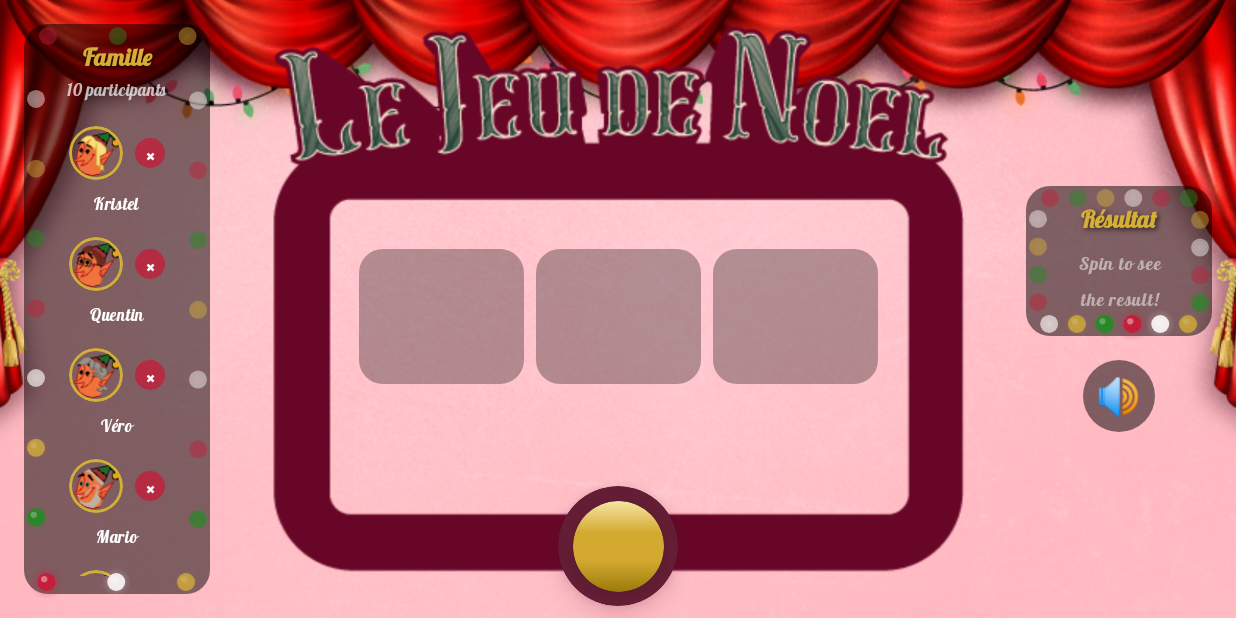
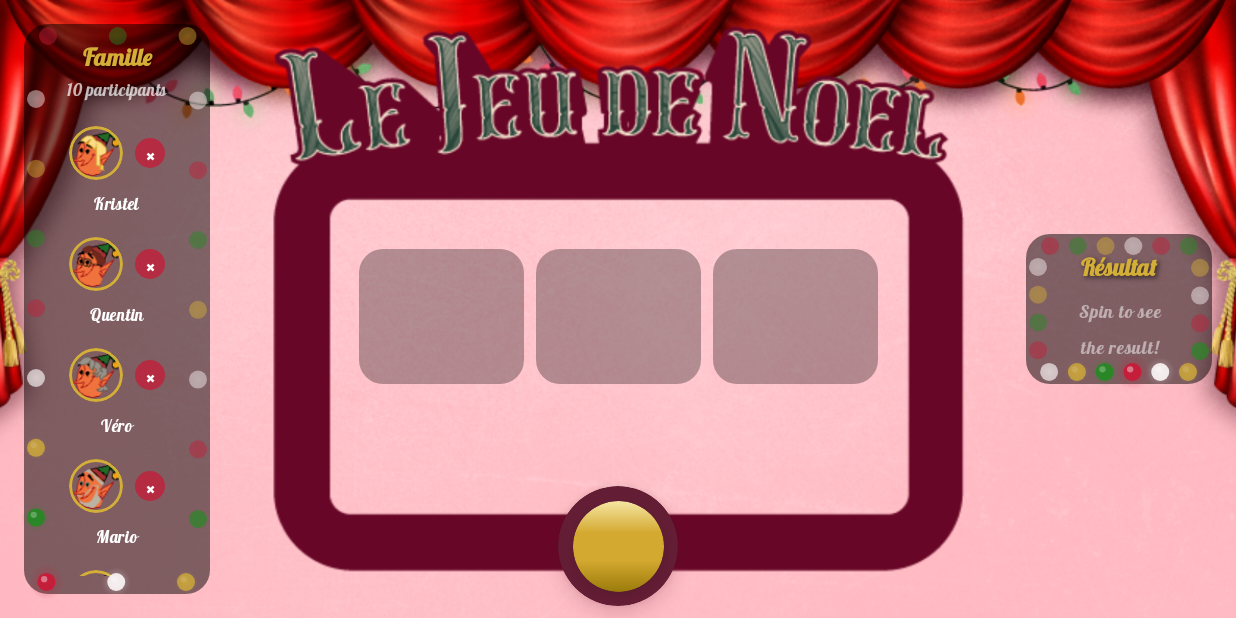
Before and after one commit to manuelsiuro/slotchristmas, an Android app built with Jetpack Compose: the screen it shows after launch (MainActivity), on a phone screen of 824 x 412 dp (held sideways). Run offline under Robolectric (Android 15) with nearby library versions, the light colour scheme and no system bars; pictures from the network do not load; 1 statement that could not run was skipped.

Commit message:
polish right column

```diff
--- a/app/src/main/java/com/slotchristmas/ui/components/ResultDisplay.kt
+++ b/app/src/main/java/com/slotchristmas/ui/components/ResultDisplay.kt
@@ -176,6 +176,7 @@ fun ResultDisplay(
                             fontWeight = FontWeight.Bold
                         )
                     }
+                    Spacer(modifier = Modifier.height(8.dp))
                 }
             }
         }
--- a/app/src/main/java/com/slotchristmas/ui/slot/SlotScreen.kt
+++ b/app/src/main/java/com/slotchristmas/ui/slot/SlotScreen.kt
@@ -103,12 +103,12 @@ fun SlotScreen(
                     modifier = Modifier.fillMaxWidth()
                 )
 
-                Spacer(modifier = Modifier.height(16.dp))
+                /*Spacer(modifier = Modifier.height(16.dp))
 
                 VolumeControl(
                     isMuted = uiState.isMuted,
                     onToggleMute = viewModel::toggleMute
-                )
+                )*/
             }
         }
 
```
